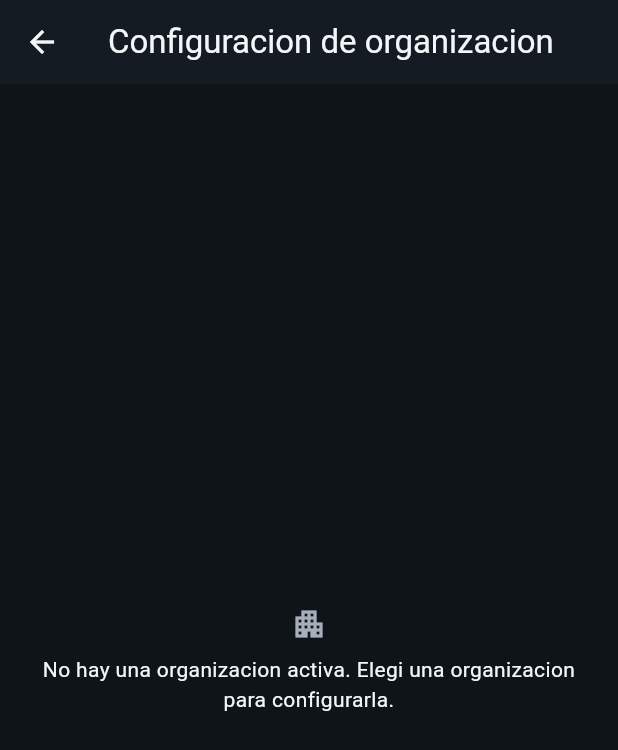
After one commit to Tirano61/teamflow_frontend, a Flutter app: the OrganizationSettingsPage screen opened directly, on a phone screen of 412 x 824 dp. The commit adds this screen. Shown: the top 750 px of the screen. Run offline on Flutter 3.47's test engine with Material 3 defaults, Android fonts, the phone set to English and light mode, and no system bars; our stand-ins replace cross_file, file_picker, firebase_core, firebase_messaging, flutter_bloc, get_it and 4 more; missing offline and left inert: dart:ui_web, receive_sharing_intent; accounts and stored records are empty.

Commit message:
Configuración de organización para OWNER/ADMIN

```diff
--- /dev/null
+++ b/lib/features/organizations/presentation/pages/organization_settings_page.dart
@@ -0,0 +1,403 @@
+import 'package:flutter/material.dart';
+import 'package:flutter_bloc/flutter_bloc.dart';
+
+import '../../../../core/router/app_router.dart';
+import '../../../../core/theme/app_spacing.dart';
+import '../../../auth/presentation/bloc/auth_bloc.dart';
+import '../../../memberships/domain/entities/membership_role.dart';
+import '../../../organization_invitations/presentation/widgets/invite_member_action.dart';
+import '../../../user_context/domain/entities/user_organization.dart';
+import '../../../user_context/presentation/widgets/active_organization_action.dart';
+import '../../../user_context/presentation/widgets/organization_role_chip.dart';
+
+/// Configuracion de la organizacion activa.
+///
+/// Es un concentrador de navegacion: no tiene datos propios ni bloc propio.
+/// La organizacion sobre la que opera es siempre la activa, leida de
+/// `AuthState.activeOrganization` (que resuelve `activeOrganizationId` contra
+/// el `/me/context` ya cargado). No guarda ningun `organizationId` propio, asi
+/// que no puede quedar apuntando a una organizacion vieja: al cambiar de
+/// organizacion la pila se reinicia sobre `home` y esta ruta se descarta.
+///
+/// La entrada solo se pinta para OWNER/ADMIN, pero la ruta puede alcanzarse por
+/// otros caminos, asi que el rol se vuelve a evaluar aca. Es control visual: la
+/// autoridad final es el backend, que responde 403 en cada endpoint
+/// administrativo si el rol no alcanza.
+class OrganizationSettingsPage extends StatelessWidget {
+  const OrganizationSettingsPage({super.key});
+
+  @override
+  Widget build(BuildContext context) {
+    final state = context.watch<AuthBloc>().state;
+    final organization = state.activeOrganization;
+    final role = organization?.role ?? '';
+
+    return Scaffold(
+      appBar: AppBar(
+        title: const Text('Configuracion de organizacion'),
+        actions: const [ActiveOrganizationAction()],
+      ),
+      body: Align(
+        alignment: Alignment.topCenter,
+        child: ConstrainedBox(
+          constraints: const BoxConstraints(maxWidth: 640),
+          child: _buildBody(context, organization: organization, role: role),
+        ),
+      ),
+    );
+  }
+
+  Widget _buildBody(
+    BuildContext context, {
+    required UserOrganization? organization,
+    required String role,
+  }) {
+    // Sin organizacion activa no hay nada que configurar. Puede pasar si la
+    // ruta se abre justo mientras se recarga `/me/context`.
+    if (organization == null) {
+      return const _SettingsMessage(
+        icon: Icons.apartment_outlined,
+        message:
+            'No hay una organizacion activa. Elegi una organizacion para '
+            'configurarla.',
+      );
+    }
+
+    if (!MembershipRole.canManageMembers(role)) {
+      return const _SettingsMessage(
+        icon: Icons.lock_outline_rounded,
+        message:
+            'Tu rol en esta organizacion no permite administrarla. Solo el '
+            'OWNER y los ADMIN acceden a la configuracion.',
+      );
+    }
+
+    // `Eliminar organizacion` todavia no existe en el backend. Se prepara para
+    // el OWNER, que es quien la creo; cuando el flujo real exista habra que
+    // confirmar el alcance contra el endpoint.
+    final isOwner = role.trim().toUpperCase() == MembershipRole.ownerApiValue;
+
+    return ListView(
+      padding: const EdgeInsets.all(AppSpacing.lg),
+      children: [
+        _OrganizationHeaderCard(organization: organization),
+        const SizedBox(height: AppSpacing.xl),
+        _SettingsSection(
+          title: 'General',
+          description:
+              'Datos de la organizacion. La edicion del nombre y del slug '
+              'todavia no esta disponible.',
+          children: [
+            _ReadOnlyRow(
+              icon: Icons.badge_outlined,
+              label: 'Nombre',
+              value: organization.name,
+            ),
+            _ReadOnlyRow(
+              icon: Icons.link_rounded,
+              label: 'Slug',
+              value: organization.slug,
+            ),
+          ],
+        ),
+        const SizedBox(height: AppSpacing.xl),
+        _SettingsSection(
+          title: 'Modulos y componentes',
+          description:
+              'Catalogos de la organizacion activa. Un modulo de trabajo puede '
+              'tener varios componentes y un componente puede pertenecer a '
+              'varios modulos. Crear y editar exige el rol global developer: '
+              'con otro rol el catalogo se abre solo para consulta.',
+          children: [
+            _SettingsTile(
+              icon: Icons.widgets_outlined,
+              title: 'Modulos de trabajo',
+              subtitle: 'Catalogo de modulos y sus componentes asociados',
+              onTap: () => Navigator.pushNamed(context, AppRoutes.workModules),
+            ),
+            _SettingsTile(
+              icon: Icons.donut_small_outlined,
+              title: 'Componentes',
+              subtitle: 'Catalogo de componentes y los modulos que los usan',
+              onTap: () => Navigator.pushNamed(context, AppRoutes.components),
+            ),
+          ],
+        ),
+        const SizedBox(height: AppSpacing.xl),
+        _SettingsSection(
+          title: 'Miembros',
+          description:
+              'Administracion de las membresias de la organizacion activa. El '
+              'directorio general sigue estando fuera de la configuracion: es '
+              'informativo para todos los miembros.',
+          children: [
+            _SettingsTile(
+              icon: Icons.manage_accounts_outlined,
+              title: 'Administrar miembros',
+              subtitle: 'Roles, suspensiones y reactivaciones',
+              onTap: () => Navigator.pushNamed(
+                context,
+                AppRoutes.organizationMembersManage,
+              ),
+            ),
+            _SettingsTile(
+              icon: Icons.person_add_alt_1_outlined,
+              title: 'Invitar miembro',
+              subtitle:
+                  'Buscar un usuario registrado y enviarle una invitacion',
+              onTap: () => InviteMemberAction.openInviteFlow(context),
+            ),
+            _SettingsTile(
+              icon: Icons.outgoing_mail,
+              title: 'Invitaciones enviadas',
+              subtitle:
+                  'Estado de las invitaciones y cancelacion de pendientes',
+              onTap: () => Navigator.pushNamed(
+                context,
+                AppRoutes.organizationInvitations,
+              ),
+            ),
+          ],
+        ),
+        if (isOwner) ...[
+          const SizedBox(height: AppSpacing.xl),
+          const _DangerZoneSection(),
+        ],
+      ],
+    );
+  }
+}
+
+/// Identifica la organizacion que se esta configurando.
+///
+/// Nombre, slug y rol salen del contexto ya cargado: no dispara ninguna
+/// llamada extra.
+class _OrganizationHeaderCard extends StatelessWidget {
+  const _OrganizationHeaderCard({required this.organization});
+
+  final UserOrganization organization;
+
+  @override
+  Widget build(BuildContext context) {
+    final textTheme = Theme.of(context).textTheme;
+    final colorScheme = Theme.of(context).colorScheme;
+
+    final name = organization.displayName;
+    final slug = organization.slug.trim();
+
+    return Card(
+      child: Padding(
+        padding: const EdgeInsets.all(AppSpacing.lg),
+        child: Row(
+          crossAxisAlignment: CrossAxisAlignment.start,
+          children: [
+            Icon(Icons.apartment_outlined, color: colorScheme.primary),
+            const SizedBox(width: AppSpacing.md),
+            Expanded(
+              child: Column(
+                crossAxisAlignment: CrossAxisAlignment.start,
+                children: [
+                  Text(
+                    name.isEmpty ? 'Organizacion sin nombre' : name,
+                    style: textTheme.titleMedium,
+                  ),
+                  if (slug.isNotEmpty) ...[
+                    const SizedBox(height: AppSpacing.xs),
+                    Text(
+                      slug,
+                      style: textTheme.bodySmall?.copyWith(
+                        color: colorScheme.onSurfaceVariant,
+                      ),
+                    ),
+                  ],
+                  if (organization.role.trim().isNotEmpty) ...[
+                    const SizedBox(height: AppSpacing.sm),
+                    OrganizationRoleChip(role: organization.role),
+                  ],
+                ],
+              ),
+            ),
+          ],
+        ),
+      ),
+    );
+  }
+}
+
+/// Bloque de configuracion: titulo, aclaracion y las entradas de la seccion.
+class _SettingsSection extends StatelessWidget {
+  const _SettingsSection({
+    required this.title,
+    required this.children,
+    this.description,
+  });
+
+  final String title;
+  final String? description;
+  final List<Widget> children;
+
+  @override
+  Widget build(BuildContext context) {
+    final textTheme = Theme.of(context).textTheme;
+    final colorScheme = Theme.of(context).colorScheme;
+    final detail = description?.trim() ?? '';
+
+    return Column(
+      crossAxisAlignment: CrossAxisAlignment.start,
+      children: [
+        Text(title, style: textTheme.titleSmall),
+        if (detail.isNotEmpty) ...[
+          const SizedBox(height: AppSpacing.xs),
+          Text(
+            detail,
+            style: textTheme.bodySmall?.copyWith(
+              color: colorScheme.onSurfaceVariant,
+            ),
+          ),
+        ],
+        const SizedBox(height: AppSpacing.sm),
+        Card(
+          margin: EdgeInsets.zero,
+          child: Column(children: children),
+        ),
+      ],
+    );
+  }
+}
+
+/// Entrada de configuracion que abre una pantalla ya existente.
+class _SettingsTile extends StatelessWidget {
+  const _SettingsTile({
+    required this.icon,
+    required this.title,
+    required this.subtitle,
+    required this.onTap,
+  });
+
+  final IconData icon;
+  final String title;
+  final String subtitle;
+  final VoidCallback onTap;
+
+  @override
+  Widget build(BuildContext context) {
+    return ListTile(
+      leading: Icon(icon, color: Theme.of(context).colorScheme.primary),
+      title: Text(title),
+      subtitle: Text(subtitle),
+      trailing: const Icon(Icons.chevron_right_rounded),
+      onTap: onTap,
+    );
+  }
+}
+
+/// Dato de la organizacion que todavia no se puede editar desde TeamFlow.
+class _ReadOnlyRow extends StatelessWidget {
+  const _ReadOnlyRow({
+    required this.icon,
+    required this.label,
+    required this.value,
+  });
+
+  final IconData icon;
+  final String label;
+  final String value;
+
+  @override
+  Widget build(BuildContext context) {
+    final text = value.trim();
+
+    return ListTile(
+      leading: Icon(
+        icon,
+        color: Theme.of(context).colorScheme.onSurfaceVariant,
+      ),
+      title: Text(label),
+      subtitle: Text(text.isEmpty ? 'Sin definir' : text),
+    );
+  }
+}
+
+/// `Zona de peligro`: queda preparada para `Eliminar organizacion`.
+///
+/// La accion se pinta deshabilitada a proposito. El backend no expone todavia
+/// ningun endpoint de eliminacion de organizacion, asi que no hay ninguna
+/// llamada detras de este bloque.
+class _DangerZoneSection extends StatelessWidget {
+  const _DangerZoneSection();
+
+  @override
+  Widget build(BuildContext context) {
+    final textTheme = Theme.of(context).textTheme;
+    final colorScheme = Theme.of(context).colorScheme;
+
+    return Column(
+      crossAxisAlignment: CrossAxisAlignment.start,
+      children: [
+        Text(
+          'Zona de peligro',
+          style: textTheme.titleSmall?.copyWith(color: colorScheme.error),
+        ),
+        const SizedBox(height: AppSpacing.xs),
+        Text(
+          'Acciones irreversibles sobre la organizacion activa.',
+          style: textTheme.bodySmall?.copyWith(
+            color: colorScheme.onSurfaceVariant,
+          ),
+        ),
+        const SizedBox(height: AppSpacing.sm),
+        Card(
+          margin: EdgeInsets.zero,
+          child: ListTile(
+            enabled: false,
+            leading: Icon(
+              Icons.delete_forever_outlined,
+              color: colorScheme.error,
+            ),
+            title: const Text('Eliminar organizacion'),
+            subtitle: const Text(
+              'Todavia no esta implementado: se habilita cuando exista el '
+              'flujo de eliminacion.',
+            ),
+            trailing: const Chip(
+              label: Text('Pendiente'),
+              visualDensity: VisualDensity.compact,
+              materialTapTargetSize: MaterialTapTargetSize.shrinkWrap,
+            ),
+          ),
+        ),
+      ],
+    );
+  }
+}
+
+/// Estado vacio de la pantalla: sin organizacion activa o sin rol suficiente.
+class _SettingsMessage extends StatelessWidget {
+  const _SettingsMessage({required this.icon, required this.message});
+
+  final IconData icon;
+  final String message;
+
+  @override
+  Widget build(BuildContext context) {
+    final textTheme = Theme.of(context).textTheme;
+
+    return Center(
+      child: Padding(
+        padding: const EdgeInsets.all(AppSpacing.xl),
+        child: Column(
+          mainAxisSize: MainAxisSize.min,
+          children: [
+            Icon(icon),
+            const SizedBox(height: AppSpacing.sm),
+            Text(
+              message,
+              style: textTheme.bodyMedium,
+              textAlign: TextAlign.center,
+            ),
+          ],
+        ),
+      ),
+    );
+  }
+}
```
Also changed, not shown: lib/core/router/app_router.dart (+12 -0 lines), lib/core/widgets/integration_menu_page.dart (+27 -18 lines), lib/features/organization_invitations/presentation/widgets/invite_member_action.dart (+9 -2 lines).
